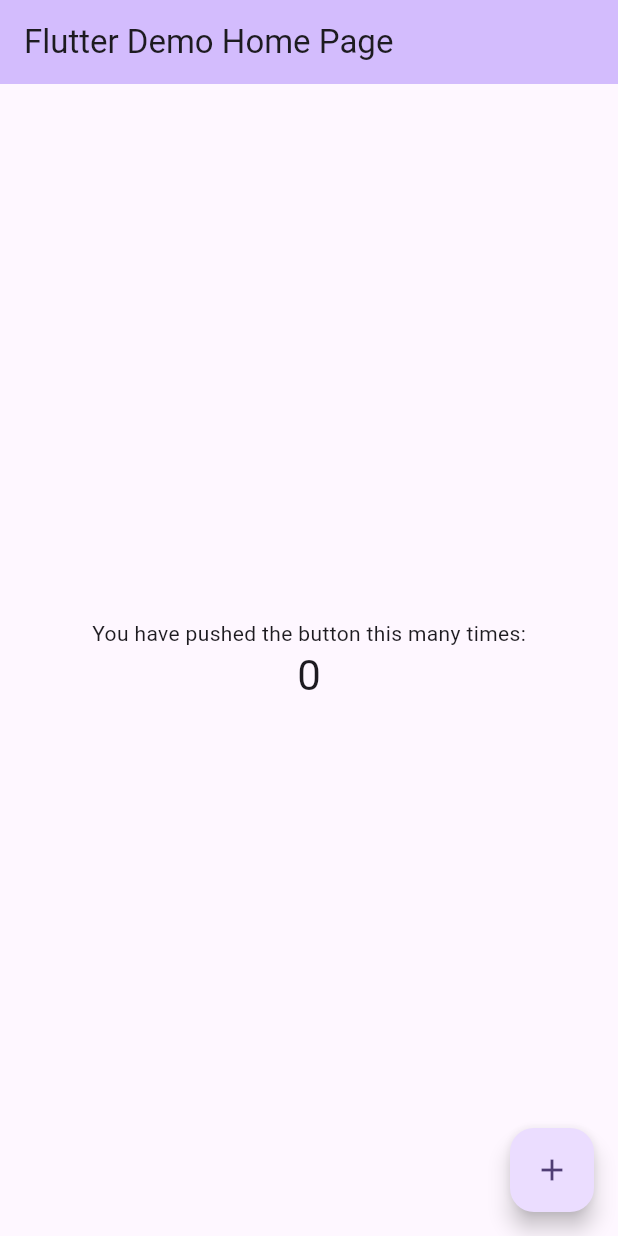
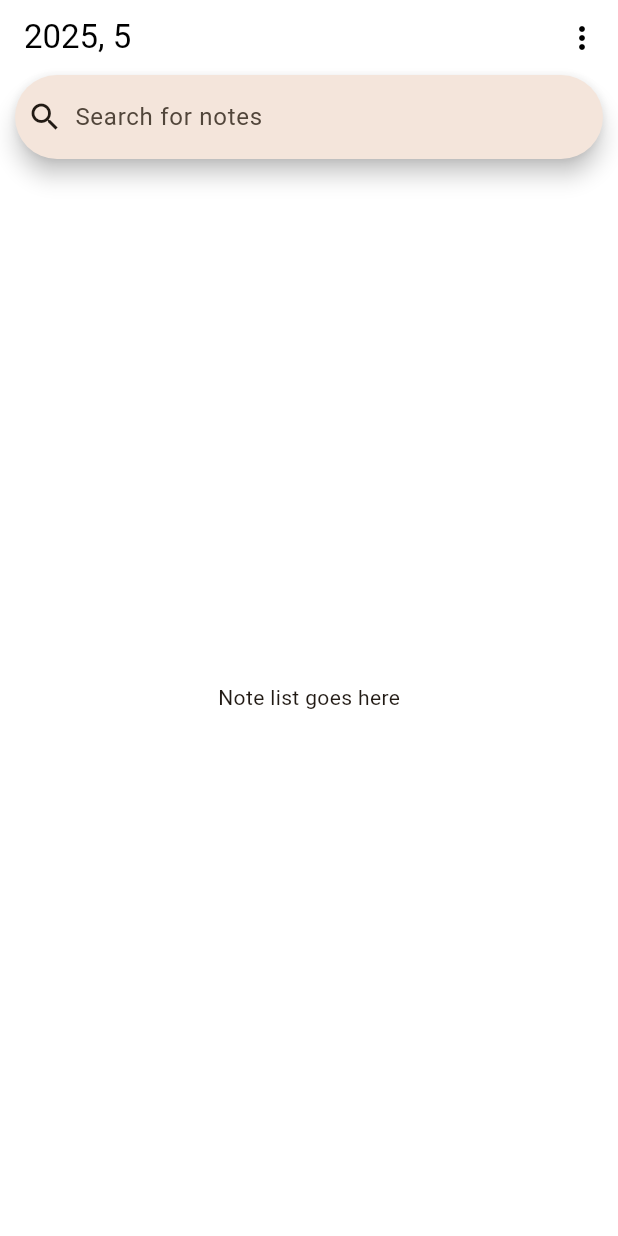
Before and after one commit to Heebu/test_assessment, a Flutter app: the screen it shows after launch, on a phone screen of 412 x 824 dp. Run offline on Flutter 3.47's test engine with Material 3 defaults, Android fonts, the light colour scheme and no system bars; our stand-ins replace cloud_firestore, firebase_auth, firebase_core, flutter_screenutil, google_sign_in, stacked; accounts and stored records are empty; generated files the repository leaves out were written again.

Commit message:
auth complete

```diff
--- a/lib/main.dart
+++ b/lib/main.dart
@@ -1,122 +1,64 @@
 import 'package:flutter/material.dart';
+import 'package:firebase_core/firebase_core.dart';
+import 'package:flutter_screenutil/flutter_screenutil.dart';
+import 'package:test_assessment/view/auth/splash_screen.dart';
 
-void main() {
-  runApp(const MyApp());
+import '../../utils/themes.dart';
+import 'firebase_options.dart';
+
+
+void main() async {
+  WidgetsFlutterBinding.ensureInitialized();
+  await Firebase.initializeApp(
+    options: DefaultFirebaseOptions.currentPlatform,
+  );
+
+  runApp(const NotesApp());
 }
 
-class MyApp extends StatelessWidget {
-  const MyApp({super.key});
+class NotesApp extends StatefulWidget {
+  const NotesApp({super.key});
 
-  // This widget is the root of your application.
+  @override
+  State<NotesApp> createState() => _NotesAppState();
+}
+
+class _NotesAppState extends State<NotesApp> {
+
+   ThemeMode _themeMode = ThemeMode.system;
+
+  // void _toggleTheme(bool isDark) {
+  //   setState(() {
+  //     _themeMode = isDark ? ThemeMode.dark : ThemeMode.light;
+  //   });
+  // }
+
+
   @override
   Widget build(BuildContext context) {
-    return MaterialApp(
-      title: 'Flutter Demo',
-      theme: ThemeData(
-        // This is the theme of your application.
-        //
-        // TRY THIS: Try running your application with "flutter run". You'll see
-        // the application has a purple toolbar. Then, without quitting the app,
-        // try changing the seedColor in the colorScheme below to Colors.green
-        // and then invoke "hot reload" (save your changes or press the "hot
-        // reload" button in a Flutter-supported IDE, or press "r" if you used
-        // the command line to start the app).
-        //
-        // Notice that the counter didn't reset back to zero; the application
-        // state is not lost during the reload. To reset the state, use hot
-        // restart instead.
-        //
-        // This works for code too, not just values: Most code changes can be
-        // tested with just a hot reload.
-        colorScheme: ColorScheme.fromSeed(seedColor: Colors.deepPurple),
+
+    return GestureDetector(
+      behavior: HitTestBehavior.opaque,
+      onTap: () {
+        FocusManager.instance.primaryFocus?.unfocus();
+      },
+      child: ScreenUtilInit(
+        designSize: const Size(450.0, 700.0),
+        minTextAdapt: true,
+        splitScreenMode: true,
+        builder: (BuildContext context, Widget? child) {
+          ScreenUtil.init(context);
+          return MaterialApp(
+            title: 'Notes App',
+            themeMode: _themeMode,
+            theme: AppTheme.lightTheme,
+            darkTheme: AppTheme.darkTheme,
+            debugShowCheckedModeBanner: false,
+            home: const
+            SplashView(),
+          );
+        },
       ),
-      home: const MyHomePage(title: 'Flutter Demo Home Page'),
     );
   }
 }
-
-class MyHomePage extends StatefulWidget {
-  const MyHomePage({super.key, required this.title});
-
-  // This widget is the home page of your application. It is stateful, meaning
-  // that it has a State object (defined below) that contains fields that affect
-  // how it looks.
-
-  // This class is the configuration for the state. It holds the values (in this
-  // case the title) provided by the parent (in this case the App widget) and
-  // used by the build method of the State. Fields in a Widget subclass are
-  // always marked "final".
-
-  final String title;
-
-  @override
-  State<MyHomePage> createState() => _MyHomePageState();
-}
-
-class _MyHomePageState extends State<MyHomePage> {
-  int _counter = 0;
-
-  void _incrementCounter() {
-    setState(() {
-      // This call to setState tells the Flutter framework that something has
-      // changed in this State, which causes it to rerun the build method below
-      // so that the display can reflect the updated values. If we changed
-      // _counter without calling setState(), then the build method would not be
-      // called again, and so nothing would appear to happen.
-      _counter++;
-    });
-  }
-
-  @override
-  Widget build(BuildContext context) {
-    // This method is rerun every time setState is called, for instance as done
-    // by the _incrementCounter method above.
-    //
-    // The Flutter framework has been optimized to make rerunning build methods
-    // fast, so that you can just rebuild anything that needs updating rather
-    // than having to individually change instances of widgets.
-    return Scaffold(
-      appBar: AppBar(
-        // TRY THIS: Try changing the color here to a specific color (to
-        // Colors.amber, perhaps?) and trigger a hot reload to see the AppBar
-        // change color while the other colors stay the same.
-        backgroundColor: Theme.of(context).colorScheme.inversePrimary,
-        // Here we take the value from the MyHomePage object that was created by
-        // the App.build method, and use it to set our appbar title.
-        title: Text(widget.title),
-      ),
-      body: Center(
-        // Center is a layout widget. It takes a single child and positions it
-        // in the middle of the parent.
-        child: Column(
-          // Column is also a layout widget. It takes a list of children and
-          // arranges them vertically. By default, it sizes itself to fit its
-          // children horizontally, and tries to be as tall as its parent.
-          //
-          // Column has various properties to control how it sizes itself and
-          // how it positions its children. Here we use mainAxisAlignment to
-          // center the children vertically; the main axis here is the vertical
-          // axis because Columns are vertical (the cross axis would be
-          // horizontal).
-          //
-          // TRY THIS: Invoke "debug painting" (choose the "Toggle Debug Paint"
-          // action in the IDE, or press "p" in the console), to see the
-          // wireframe for each widget.
-          mainAxisAlignment: MainAxisAlignment.center,
-          children: <Widget>[
-            const Text('You have pushed the button this many times:'),
-            Text(
-              '$_counter',
-              style: Theme.of(context).textTheme.headlineMedium,
-            ),
-          ],
-        ),
-      ),
-      floatingActionButton: FloatingActionButton(
-        onPressed: _incrementCounter,
-        tooltip: 'Increment',
-        child: const Icon(Icons.add),
-      ), // This trailing comma makes auto-formatting nicer for build methods.
-    );
-  }
-}
--- /dev/null
+++ b/lib/utils/date_convert.dart
@@ -0,0 +1,6 @@
+// // String formatted = DateFormat('dd MMM yyyy, h:mm a').format(date);
+// //
+// //
+// {String month, } timestampConvert(DateTime date){
+//
+// }
--- /dev/null
+++ b/lib/utils/themes.dart
@@ -0,0 +1,27 @@
+import 'package:flutter/material.dart';
+
+class AppTheme {
+  static ThemeData lightTheme = ThemeData(
+    brightness: Brightness.light,
+    useMaterial3: true,
+    colorSchemeSeed: Colors.orange,
+    scaffoldBackgroundColor: Colors.white,
+    appBarTheme: const AppBarTheme(
+      backgroundColor: Colors.white,
+      foregroundColor: Colors.black,
+      elevation: 0,
+    ),
+  );
+
+  static ThemeData darkTheme = ThemeData(
+    brightness: Brightness.dark,
+    useMaterial3: true,
+    colorSchemeSeed: Colors.deepOrange,
+    scaffoldBackgroundColor: const Color(0xFF121212),
+    appBarTheme: const AppBarTheme(
+      backgroundColor: Color(0xFF121212),
+      foregroundColor: Colors.white,
+      elevation: 0,
+    ),
+  );
+}
--- /dev/null
+++ b/lib/view/auth/splash_screen.dart
@@ -0,0 +1,64 @@
+import 'package:firebase_auth/firebase_auth.dart';
+import 'package:flutter/material.dart';
+import 'package:flutter_screenutil/flutter_screenutil.dart';
+import '../home/home.dart';
+import 'login.dart';
+
+
+
+
+class SplashView extends StatelessWidget {
+  const SplashView({super.key});
+
+  @override
+  Widget build(BuildContext context) {
+    return StreamBuilder<User?>(
+      stream: FirebaseAuth.instance.authStateChanges(),
+      builder: (context, snapshot) {
+        if (snapshot.connectionState == ConnectionState.waiting) {
+          // Show the splash screen while checking the user's login status
+          return Scaffold(
+            backgroundColor: Colors.white,
+            body: Center(
+              child: Column(
+                mainAxisAlignment: MainAxisAlignment.center,
+                children: [
+                  Center(
+                    child: SizedBox(
+                      height: 400.h,
+                      width: 400.w,
+                      child: FlutterLogo(),
+                    ),
+                  ),
+                  Text(
+                    'Notes App',
+                    style: TextStyle(
+                      fontSize: 40.sp,
+                      fontWeight: FontWeight.bold,
+                      color: Colors.indigo,
+                    ),
+                  ),
+
+                  SizedBox(
+                    height: 30.h,
+                  ),
+                ],
+              ),
+            ),
+          );
+        } else {
+          // Check if the user is logged in or not
+          if (snapshot.hasData && snapshot.data != null) {
+            return const HomeScreen();
+            // User is logged in, navigate to the Home screen
+          } else {
+            // User is not logged in, navigate to the Sign In screen
+            // return const LoginView();
+            return const HomeScreen();
+
+          }
+        }
+      },
+    );
+  }
+}
--- /dev/null
+++ b/lib/view/home/home.dart
@@ -0,0 +1,38 @@
+import 'package:flutter/material.dart';
+import 'package:stacked/stacked.dart';
+
+import 'home_viewmodel.dart';
+
+class HomeScreen extends StatelessWidget {
+
+  const HomeScreen({
+    super.key,
+  });
+
+  @override
+  Widget build(BuildContext context) {
+    return ViewModelBuilder.reactive(viewModelBuilder: () => HomeViewModel(), builder: (context, viewModel, child) {
+      return Scaffold(
+        appBar: AppBar(
+          title: Text('${viewModel.today.toDate().year}, ${viewModel.today.toDate().month} '),
+          actions: [
+            IconButton(
+            icon: Icon(Icons.more_vert), onPressed: () {  },
+            ),
+          ],
+          bottom: PreferredSize(preferredSize: Size(double.maxFinite, 50),
+              child: Container(
+                padding: EdgeInsets.symmetric(horizontal: 10),
+                child: SearchBar(
+                  hintText: 'Search for notes',
+                  leading: Icon(Icons.search),
+                ),
+              )),
+        ),
+        body: const Center(
+          child: Text('Note list goes here'),
+        ),
+      );
+    },);
+  }
+}
--- /dev/null
+++ b/lib/view/home/home_viewmodel.dart
@@ -0,0 +1,9 @@
+import 'package:stacked/stacked.dart';
+import 'package:cloud_firestore/cloud_firestore.dart';
+
+
+class HomeViewModel extends BaseViewModel {
+  Timestamp today = Timestamp.now();
+
+  initFunc(){}
+}
```
Also changed, not shown: lib/model/time_model.dart (added, +43 -0 lines), lib/services/auth_service.dart (added, +32 -0 lines), lib/view/auth/auth_viewmodel.dart (added, +29 -0 lines), lib/view/auth/login.dart (added, +137 -0 lines), pubspec.yaml (+14 -0 lines), pubspec.lock, 8 other files.
